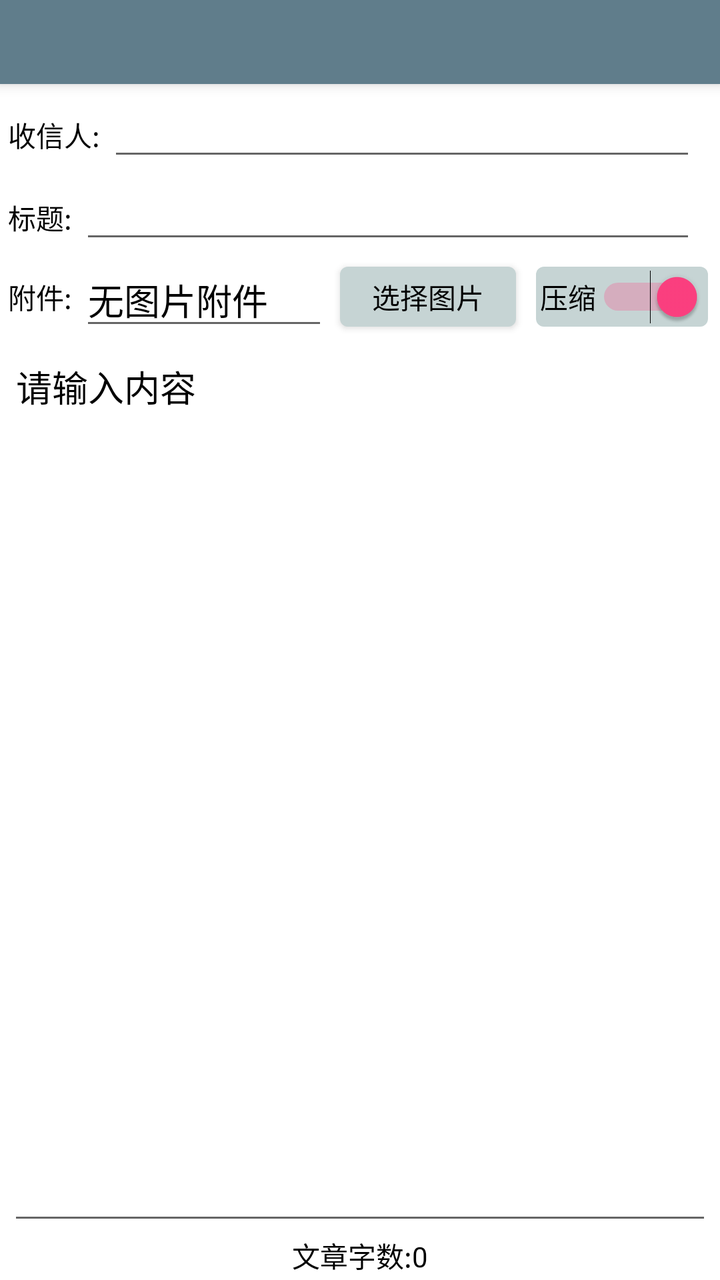
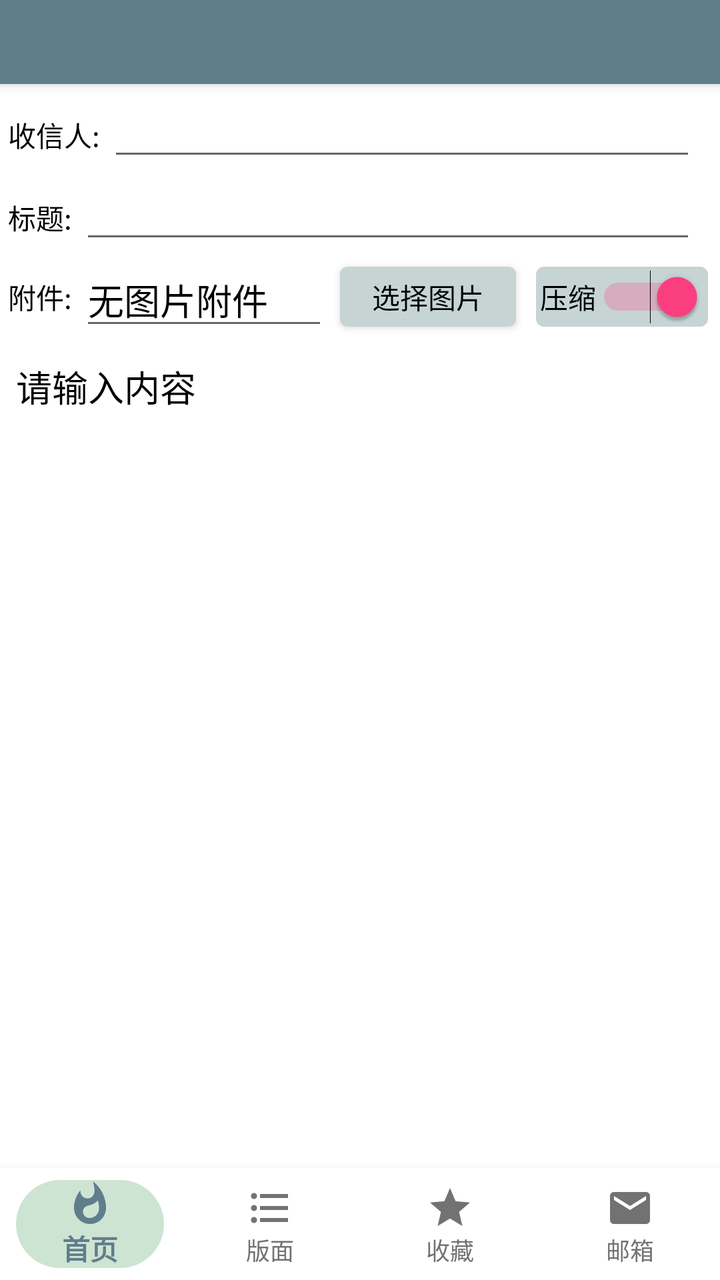

The first picture is an Android layout as it rendered before a commit; the second is the same layout after the commit. The layout source and the unified diff follow.
<!-- AndroidManifest.xml: activity theme AppTheme.NoActionBar -->
<!-- res/layout/activity_compose_post.xml -->
<?xml version="1.0" encoding="utf-8"?>
<androidx.coordinatorlayout.widget.CoordinatorLayout
    xmlns:android="http://schemas.android.com/apk/res/android"
    xmlns:app="http://schemas.android.com/apk/res-auto"
    xmlns:tools="http://schemas.android.com/tools"
    android:layout_width="match_parent"
    android:layout_height="match_parent"
    android:fitsSystemWindows="true"
    tools:context="com.zfdang.zsmth_android.ComposePostActivity"
    >

  <com.google.android.material.appbar.AppBarLayout
      android:layout_width="match_parent"
      android:layout_height="wrap_content"
      android:theme="@style/AppTheme.AppBarOverlay"
      >

    <androidx.appcompat.widget.Toolbar
        android:id="@+id/toolbar"
        android:layout_width="match_parent"
        android:layout_height="@dimen/zsmth_actionbar_size"
        android:background="?attr/colorPrimary"
        android:theme="@style/ThemeOverlay.ToolBar"
        app:popupTheme="@style/AppTheme.PopupOverlay"
        app:titleTextAppearance="@style/Toolbar.TitleText"
        />

  </com.google.android.material.appbar.AppBarLayout>

  <RelativeLayout
      xmlns:android="http://schemas.android.com/apk/res/android"
      xmlns:app="http://schemas.android.com/apk/res-auto"
      xmlns:tools="http://schemas.android.com/tools"
      android:layout_width="match_parent"
      android:layout_height="match_parent"
      android:paddingBottom="@dimen/activity_vertical_margin"
      android:paddingLeft="@dimen/activity_horizontal_margin"
      android:paddingRight="@dimen/activity_horizontal_margin"
      android:paddingTop="@dimen/activity_vertical_margin"
      android:background="@color/body_background_night"
      app:layout_behavior="@string/appbar_scrolling_view_behavior"
      tools:context="com.zfdang.zsmth_android.ComposePostActivity"
      tools:showIn="@layout/activity_compose_post"
      >


    <LinearLayout
        android:layout_width="match_parent"
        android:layout_height="match_parent"
        android:orientation="vertical"
        >

      <LinearLayout
          android:layout_width="match_parent"
          android:layout_height="wrap_content"
          android:orientation="horizontal"
          android:id="@+id/compose_post_userid_row"
          >

        <TextView
            android:id="@+id/compose_post_userid_label"
            android:layout_width="wrap_content"
            android:layout_height="wrap_content"
            android:textColor="@color/status_text_night"
            android:textColorHint="@color/status_text_night"
            android:text="收信人:"
            />

        <EditText
            android:id="@+id/compose_post_userid"
            android:layout_width="match_parent"
            android:layout_height="wrap_content"
            android:textColor="@color/status_text_night"
            android:textColorHint="@color/status_text_night"
            android:layout_marginLeft="4dp"
            android:layout_marginRight="8dp"
            />
      </LinearLayout>

      <LinearLayout
          android:layout_width="match_parent"
          android:layout_height="wrap_content"
          android:orientation="horizontal"
          >

        <TextView
            android:id="@+id/compose_post_title_label"
            android:layout_width="wrap_content"
            android:layout_height="wrap_content"
            android:textColor="@color/status_text_night"
            android:textColorHint="@color/status_text_night"
            android:text="标题:"
            />

        <EditText
            android:id="@+id/compose_post_title"
            android:layout_width="match_parent"
            android:layout_height="wrap_content"
            android:layout_marginLeft="4dp"
            android:textColor="@color/status_text_night"
            android:textColorHint="@color/status_text_night"
            android:layout_marginRight="8dp"
            />
      </LinearLayout>


      <LinearLayout
          android:layout_width="match_parent"
          android:layout_height="wrap_content"
          android:orientation="horizontal"
          android:id="@+id/compose_post_attach_row"
          android:gravity="center_vertical"
          >

        <TextView
            android:id="@+id/compose_post_attach_label"
            android:layout_width="wrap_content"
            android:layout_height="wrap_content"
            android:textColor="@color/status_text_night"
            android:textColorHint="@color/status_text_night"
            android:text="附件:"
            />

        <EditText
            android:id="@+id/compose_post_attach"
            android:layout_width="0dp"
            android:layout_height="wrap_content"
            android:layout_marginLeft="4dp"
            android:layout_marginRight="4dp"
            android:layout_weight="1"
            android:editable="false"
            android:focusable="false"
            android:gravity="left"
            android:textColor="@color/status_text_night"
            android:textColorHint="@color/status_text_night"
            android:inputType="none"
            android:text="无图片附件"
            />

        <Button
            android:id="@+id/compose_post_attach_button"
            android:layout_width="wrap_content"
            android:layout_height="30dp"
            android:layout_marginBottom="5dp"
            android:layout_marginLeft="2dp"
            android:layout_marginRight="2dp"
            android:layout_marginTop="5dp"
            android:background="@drawable/navigation_button_background"
            android:textColor="@color/status_text_night"
            android:text="选择图片"
            />

        <Switch
            android:layout_width="wrap_content"
            android:layout_height="30dp"
            android:layout_marginBottom="5dp"
            android:layout_marginLeft="8dp"
            android:layout_marginRight="2dp"
            android:layout_marginTop="5dp"
            android:text="压缩"
            android:background="@drawable/navigation_button_background"
            android:textColor="@color/status_text_night"
            android:id="@+id/compose_post_attach_switch"
            android:checked="true"
            />
      </LinearLayout>


      <LinearLayout
          android:layout_width="match_parent"
          android:layout_height="0dp"
          android:layout_weight="1"
          android:orientation="horizontal"
          >

        <EditText
            android:id="@+id/compose_post_content"
            android:layout_width="match_parent"
            android:layout_height="match_parent"
            android:gravity="top"
            android:textColor="@color/status_text_night"
            android:textColorHint="@color/status_text_night"
            android:hint="请输入内容"
            android:imeOptions="actionSend|flagNoEnterAction"
            />
      </LinearLayout>


      <LinearLayout
          android:layout_width="match_parent"
          android:layout_height="wrap_content"
          android:layout_gravity="center_horizontal"
          android:orientation="horizontal"
          >

        <TextView
            android:id="@+id/compose_post_content_label"
            android:layout_width="match_parent"
            android:layout_height="match_parent"
            android:textColor="@color/status_text_night"
            android:textColorHint="@color/status_text_night"
            android:gravity="center"
            android:text="文章字数:0"
            />

      </LinearLayout>

    </LinearLayout>

  </RelativeLayout>


</androidx.coordinatorlayout.widget.CoordinatorLayout>
<!-- resources referenced by this layout -->
<resources>
  <color name="body_background_night">#FFFFFF</color>
  <color name="status_text_night">#000000</color>
  <dimen name="activity_horizontal_margin">4dp</dimen>
  <dimen name="activity_vertical_margin">2dp</dimen>
  <dimen name="zsmth_actionbar_size">42dp</dimen>
  <!-- drawable navigation_button_background (drawable) -->
  <?xml version="1.0" encoding="utf-8" ?>
  <selector xmlns:android="http://schemas.android.com/apk/res/android">
    <item android:state_pressed="true">
      <shape>
        <gradient
            android:type="radial"
            android:startColor="@color/navigation_button_background"
            android:endColor="@color/navigation_button_background_pressed"
            android:gradientRadius="30dp"/>
        <stroke
            android:width="0dp"
            android:color="#000000"/>
        <corners
            android:radius="4dp"/>
        <padding
            android:left="2dp"
            android:top="2dp"
            android:right="2dp"
            android:bottom="2dp"/>
      </shape>
    </item>
    <item>
      <shape>
        <solid
            android:color="@color/navigation_button_background"/>
        <stroke
            android:width="0dp"
            android:color="#000000"/>
        <corners
            android:radius="4dp"/>
        <padding
            android:left="2dp"
            android:top="2dp"
            android:right="2dp"
            android:bottom="2dp"/>
      </shape>
    </item>
  </selector>
  <style name="AppTheme.AppBarOverlay" parent="ThemeOverlay.AppCompat.Dark.ActionBar" />
  <style name="AppTheme.PopupOverlay" parent="ThemeOverlay.AppCompat.Light" />
  <style name="ThemeOverlay.ToolBar" parent="ThemeOverlay.AppCompat.ActionBar">
      
      
      <item name="android:actionBarSize">@dimen/zsmth_actionbar_size</item>
      <item name="actionBarSize">@dimen/zsmth_actionbar_size</item>
    </style>
  <style name="Toolbar.TitleText" parent="TextAppearance.Widget.AppCompat.Toolbar.Title">
      <item name="android:textSize">@dimen/zsmth_font_size_app_title</item>
    </style>
  <style name="AppTheme.NoActionBar">
      <item name="windowActionBar">false</item>
      <item name="windowNoTitle">true</item>
  
      
      
      <item name="android:colorPrimary">@color/colorPrimary</item>
      
      <item name="android:colorPrimaryDark">@color/colorPrimaryDark</item>
      
      <item name="android:colorAccent">@color/colorAccent</item>
    </style>
  <color name="navigation_button_background">#c6d4d4</color>
  <color name="navigation_button_background_pressed">#bebbbb</color>
  <dimen name="zsmth_font_size_app_title">18sp</dimen>
  <color name="colorPrimary">#607D8B</color>
  <color name="colorPrimaryDark">#455A64</color>
  <color name="colorAccent">#FF4081</color>
</resources>

<!-- the commit's change to res/layout/activity_compose_post.xml (unified diff, before → after) -->
@@ -210,4 +210,21 @@
   </RelativeLayout>
 
 
+  <include layout="@layout/bottom_nav_bar" />
+
 </androidx.coordinatorlayout.widget.CoordinatorLayout>
+<!-- res/layout/bottom_nav_bar.xml (included above) -->
+<?xml version="1.0" encoding="utf-8"?>
+<com.google.android.material.bottomnavigation.BottomNavigationView
+    xmlns:android="http://schemas.android.com/apk/res/android"
+    xmlns:app="http://schemas.android.com/apk/res-auto"
+    android:id="@+id/bottom_nav"
+    android:layout_width="match_parent"
+    android:layout_height="wrap_content"
+    android:layout_gravity="bottom"
+    android:background="@color/nav_background"
+    app:itemBackground="@drawable/bottom_nav_item_background"
+    app:itemIconTint="@color/bottom_nav_item_color"
+    app:itemTextColor="@color/bottom_nav_item_color"
+    app:labelVisibilityMode="labeled"
+    app:menu="@menu/bottom_nav_menu" />
<!-- resource entries referenced after the edit -->
@@ -1,10 +1,31 @@
 <!-- resources referenced by this layout -->
 <resources>
   <color name="body_background_night">#FFFFFF</color>
+  <color name="nav_background">#ffffff</color>
   <color name="status_text_night">#000000</color>
   <dimen name="activity_horizontal_margin">4dp</dimen>
   <dimen name="activity_vertical_margin">2dp</dimen>
   <dimen name="zsmth_actionbar_size">42dp</dimen>
+  <!-- drawable bottom_nav_item_background (drawable) -->
+  <?xml version="1.0" encoding="utf-8"?>
+  <selector xmlns:android="http://schemas.android.com/apk/res/android">
+  
+    <item android:state_checked="true">
+      <layer-list>
+        <item android:left="8dp" android:right="8dp" android:top="6dp" android:bottom="6dp">
+          <shape android:shape="rectangle">
+            <solid android:color="@color/nav.item.background.active" />
+            <corners android:radius="24dp" />
+          </shape>
+        </item>
+      </layer-list>
+    </item>
+  
+    <item>
+      <color android:color="@android:color/transparent" />
+    </item>
+  
+  </selector>
   <!-- drawable navigation_button_background (drawable) -->
   <?xml version="1.0" encoding="utf-8" ?>
   <selector xmlns:android="http://schemas.android.com/apk/res/android">
@@ -67,6 +88,7 @@
       
       <item name="android:colorAccent">@color/colorAccent</item>
     </style>
+  <color name="nav.item.background.active">#cee4d3</color>
   <color name="navigation_button_background">#c6d4d4</color>
   <color name="navigation_button_background_pressed">#bebbbb</color>
   <dimen name="zsmth_font_size_app_title">18sp</dimen>
